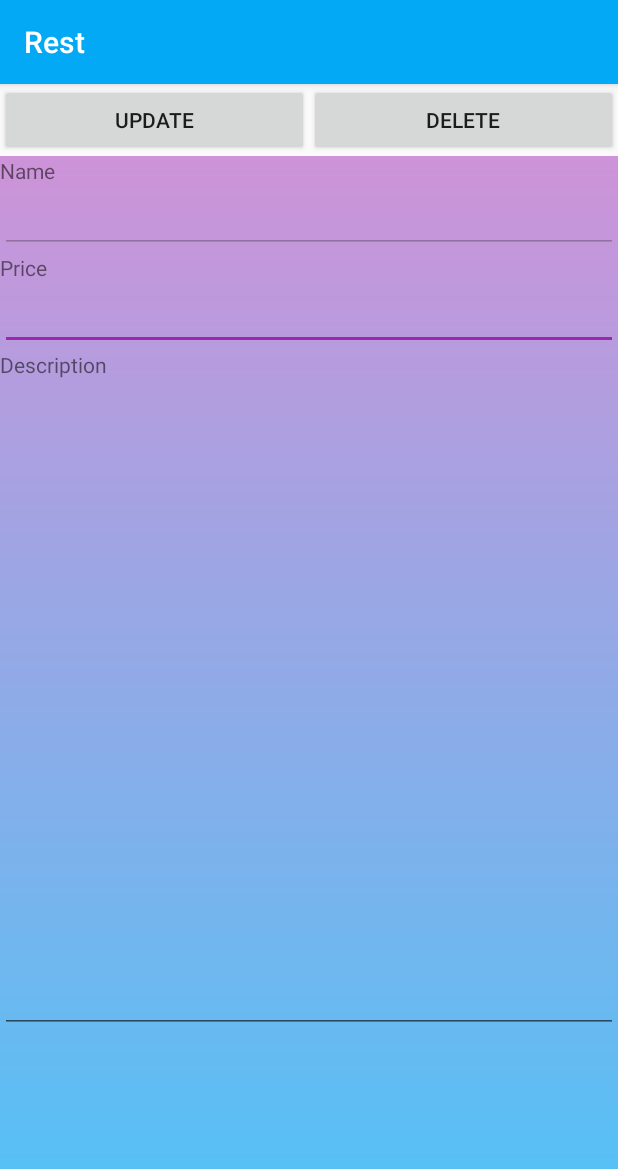
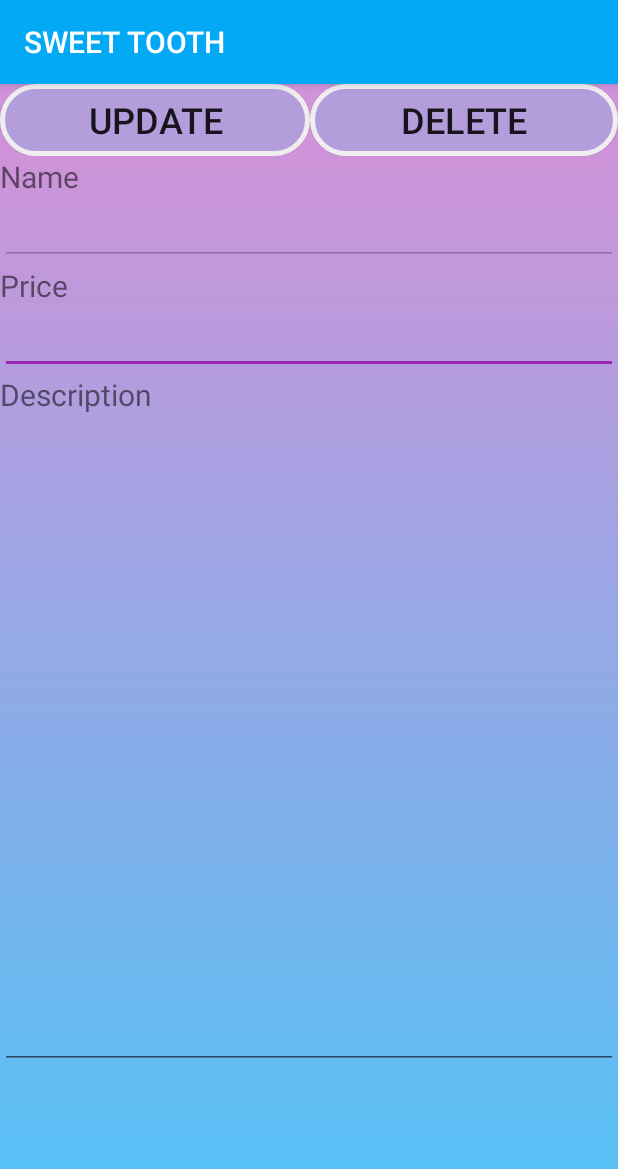
Before and after one commit to Unzferk/Rest, an Android app: the DishDetails screen opened directly, with no data from a screen before it, on a phone screen of 412 x 824 dp. Shown: the top 1169 px of the screen. Run offline under Robolectric (Android 15) with nearby library versions, the phone set to English and light mode, and no system bars; our stand-ins replace Firebase (no records; nobody signed in at launch, a user with empty details on screens opened directly); 3 statements that could not run were skipped.

Commit message:
redimension de letras y cambios de estilos

```diff
--- a/app/src/main/res/drawable/bg_ripple.xml
+++ b/app/src/main/res/drawable/bg_ripple.xml
@@ -1,8 +1,10 @@
 <?xml version="1.0" encoding="utf-8"?>
 <shape xmlns:android="http://schemas.android.com/apk/res/android"
     >
-    <corners android:topLeftRadius="300dp"
-        android:bottomRightRadius="300dp"/>
+    <corners android:topLeftRadius="@dimen/radioBorde"
+        android:bottomRightRadius="@dimen/radioBorde"
+        android:topRightRadius="@dimen/radioBorde"
+        android:bottomLeftRadius="@dimen/radioBorde"/>
     <stroke android:color="@color/colorBorder"
         android:width="5px" />
     <solid android:color="@color/colorBoton"/>
--- a/app/src/main/res/layout/activity_add_dish.xml
+++ b/app/src/main/res/layout/activity_add_dish.xml
@@ -21,6 +21,7 @@
             android:id="@+id/txt_dish_name"
             android:layout_width="match_parent"
             android:layout_height="wrap_content"
+            android:textSize="@dimen/titulo"
             android:text="@string/name" />
 
         <EditText
@@ -36,6 +37,7 @@
             android:id="@+id/txt_dish_price"
             android:layout_width="match_parent"
             android:layout_height="wrap_content"
+            android:textSize="@dimen/titulo"
             android:text="@string/price" />
 
         <EditText
@@ -51,6 +53,7 @@
             android:id="@+id/txt_dish_desc"
             android:layout_width="match_parent"
             android:layout_height="wrap_content"
+            android:textSize="@dimen/titulo"
             android:text="@string/description" />
 
         <EditText
--- a/app/src/main/res/layout/activity_dish_details.xml
+++ b/app/src/main/res/layout/activity_dish_details.xml
@@ -10,12 +10,16 @@
     <LinearLayout
         android:layout_width="match_parent"
         android:layout_height="wrap_content"
+        android:background="@color/colorfinal"
         android:orientation="horizontal">
 
         <Button
             android:id="@+id/btn_updateDish"
             android:layout_width="wrap_content"
             android:layout_height="wrap_content"
+            android:background="@drawable/style_btns"
+            android:textSize="@dimen/letraBoton"
+            android:textStyle="normal"
             android:layout_weight="1"
             android:text="@string/update" />
 
@@ -23,6 +27,9 @@
             android:id="@+id/btn_deleteDish"
             android:layout_width="wrap_content"
             android:layout_height="wrap_content"
+            android:background="@drawable/style_btns"
+            android:textSize="@dimen/letraBoton"
+            android:textStyle="normal"
             android:layout_weight="1"
             android:text="@string/delete" />
     </LinearLayout>
@@ -41,6 +48,8 @@
             android:id="@+id/txt_dish_name"
             android:layout_width="match_parent"
             android:layout_height="wrap_content"
+            android:textSize="@dimen/titulo"
+            android:textStyle="normal"
             android:text="@string/name" />
 
         <EditText
@@ -56,6 +65,8 @@
             android:id="@+id/txt_dish_price"
             android:layout_width="match_parent"
             android:layout_height="wrap_content"
+            android:textSize="@dimen/titulo"
+            android:textStyle="normal"
             android:text="@string/price" />
 
         <EditText
@@ -71,6 +82,8 @@
             android:id="@+id/txt_dish_desc"
             android:layout_width="match_parent"
             android:layout_height="wrap_content"
+            android:textSize="@dimen/titulo"
+            android:textStyle="normal"
             android:text="@string/description" />
 
         <EditText
--- a/app/src/main/res/layout/activity_kitchen_order_detail.xml
+++ b/app/src/main/res/layout/activity_kitchen_order_detail.xml
@@ -18,6 +18,8 @@
             android:layout_gravity="center"
             android:layout_height="wrap_content"
             android:background="@drawable/style_btns"
+            android:textSize="@dimen/letraBoton"
+            android:textStyle="normal"
             android:text="@string/finished" />
 
         <FrameLayout
--- a/app/src/main/res/layout/activity_main.xml
+++ b/app/src/main/res/layout/activity_main.xml
@@ -29,7 +29,7 @@
             android:background="@drawable/style_btns"
             android:onClick="Kitchen"
             android:text="@string/kitchen"
-            android:textSize="24sp"
+            android:textSize="@dimen/letraBoton"
             android:textStyle="normal" />
 
         <Button
@@ -41,7 +41,7 @@
             android:background="@drawable/style_btns"
             android:onClick="orderQueue"
             android:text="@string/btn_order"
-            android:textSize="24sp"
+            android:textSize="@dimen/letraBoton"
             android:textStyle="normal" />
 
         <Button
@@ -54,7 +54,7 @@
             android:gravity="center"
             android:onClick="menu"
             android:text="@string/btn_menu"
-            android:textSize="24sp"
+            android:textSize="@dimen/letraBoton"
             android:textStyle="normal" />
     </LinearLayout>
 </androidx.constraintlayout.widget.ConstraintLayout>
--- a/app/src/main/res/layout/activity_order.xml
+++ b/app/src/main/res/layout/activity_order.xml
@@ -18,7 +18,7 @@
             android:layout_width="match_parent"
             android:layout_height="wrap_content"
             android:ems="10"
-            android:hint="@string/number"
+            android:hint="Table Number"
             android:importantForAutofill="no"
             android:inputType="number" />
 
--- a/app/src/main/res/layout/activity_order_queue.xml
+++ b/app/src/main/res/layout/activity_order_queue.xml
@@ -19,6 +19,6 @@
         android:layout_height="wrap_content"
         android:layout_gravity="bottom|end"
         android:layout_margin="@dimen/fab_margin"
-        app:srcCompat="@android:drawable/ic_input_add" />
+        app:srcCompat="@android:drawable/ic_input_add"/>
 
 </FrameLayout>
--- a/app/src/main/res/layout/dish_menu_row.xml
+++ b/app/src/main/res/layout/dish_menu_row.xml
@@ -26,7 +26,7 @@
             android:id="@+id/btn_delete"
             android:layout_width="53dp"
             android:layout_height="wrap_content"
-            android:background="@android:drawable/ic_menu_delete" />
+            android:background="@drawable/style_btns"/>
     </LinearLayout>
 
     <FrameLayout
--- a/app/src/main/res/layout/dish_order_row.xml
+++ b/app/src/main/res/layout/dish_order_row.xml
@@ -29,14 +29,14 @@
                     android:layout_width="wrap_content"
                     android:layout_height="wrap_content"
                     android:text="@string/name"
-                    android:textSize="@dimen/tamCont" />
+                    android:textSize="@dimen/elemOrden" />
 
                 <TextView
                     android:id="@+id/dishPriceOrderRow"
                     android:layout_width="wrap_content"
                     android:layout_height="wrap_content"
                     android:text="@string/price"
-                    android:textSize="@dimen/tamCont" />
+                    android:textSize="@dimen/elemOrden" />
             </LinearLayout>
 
             <CheckBox
@@ -57,7 +57,7 @@
                     android:layout_width="match_parent"
                     android:layout_height="wrap_content"
                     android:text="@string/amount"
-                    android:textSize="@dimen/tamCont"/>
+                    android:textSize="@dimen/elemOrden"/>
 
                 <EditText
                     android:id="@+id/et_amount"
--- a/app/src/main/res/menu/toolbar_okay.xml
+++ b/app/src/main/res/menu/toolbar_okay.xml
@@ -5,7 +5,7 @@
 
     <item
         android:id="@+id/btn_okay"
-        android:icon="@drawable/ic_icon_menu"
+        android:icon="@drawable/ic_add"
         android:title="@string/okay_dish"
         app:showAsAction="always"
         />
--- a/app/src/main/res/values/dimens.xml
+++ b/app/src/main/res/values/dimens.xml
@@ -3,6 +3,8 @@
     <dimen name="bordelat">10dp</dimen>
     <dimen name="bordeext">5dp</dimen>
     <dimen name="titulo">20sp</dimen>
-    <dimen name="tamCont">15sp</dimen>
     <dimen name="elemOrden">18sp</dimen>
+    <dimen name="titOrden">15sp</dimen>
+    <dimen name="radioBorde">300dp</dimen>
+    <dimen name="letraBoton">24sp</dimen>
 </resources>
--- a/app/src/main/res/values/strings.xml
+++ b/app/src/main/res/values/strings.xml
@@ -1,6 +1,6 @@
 <resources>
     <string name="empty"></string>
-    <string name="app_name">Rest</string>
+    <string name="app_name">SWEET TOOTH</string>
     <string name="btn_menu">MENU</string>
     <string name="btn_order">ORDER</string>
     <string name="btn_option">OPTIONS</string>
--- a/app/src/main/res/values/styles.xml
+++ b/app/src/main/res/values/styles.xml
@@ -18,4 +18,6 @@
 
     <style name="AppTheme.PopupOverlay" parent="ThemeOverlay.AppCompat.Light" />
 
+
+
 </resources>
```
Also changed, not shown: app/src/main/res/drawable/ic_add.xml (added, +9 -0 lines), app/src/main/res/layout/kitch_order_detail_row.xml (+17 -14 lines), app/src/main/res/layout/kitch_order_queue_row.xml (+12 -12 lines), app/src/main/res/layout/order_detail_row.xml (+21 -17 lines), app/src/main/res/layout/order_queue_row.xml (+14 -10 lines).
